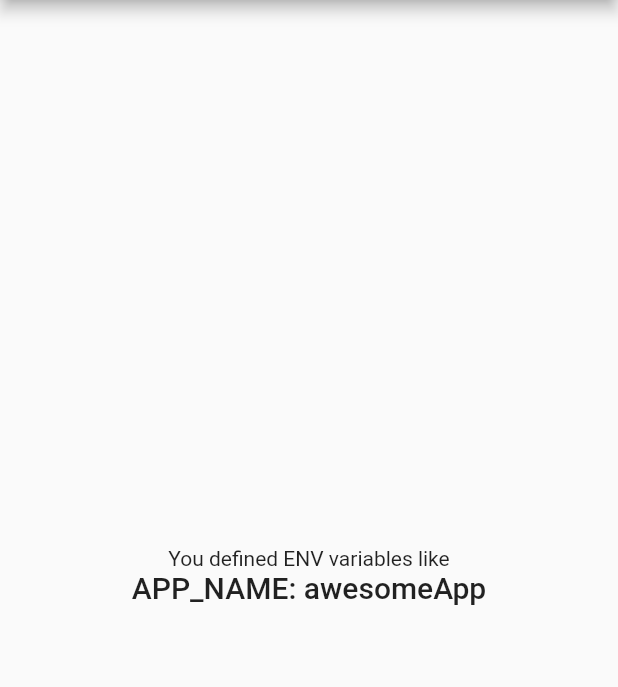
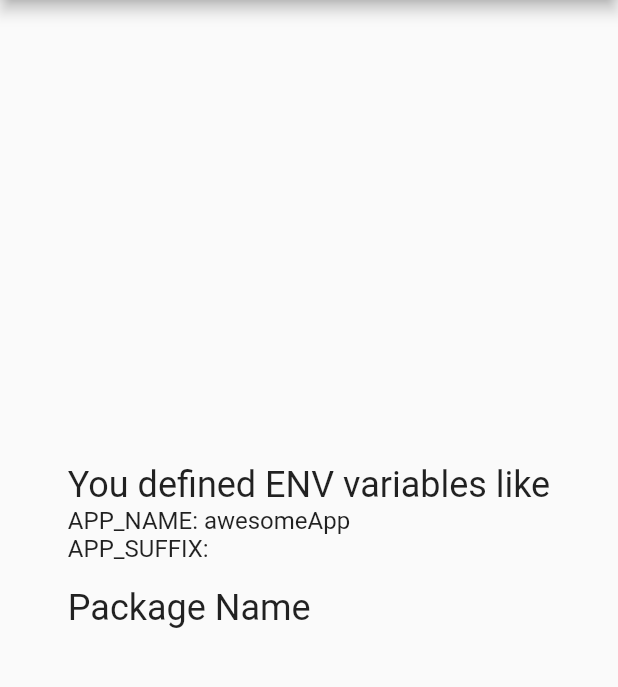
Before and after one commit to TatsuUkraine/flutter_define_example, a Flutter app: the screen it shows after launch, on a phone screen of 412 x 824 dp, the part 84-771 px from its top. Run offline on Flutter 3.47's test engine with Material 2 defaults, Android fonts, the phone set to English and light mode, and no system bars; our stand-ins replace package_info.

Commit message:
added DEFINEEXAMPLE_APP_SUFFIX parameter

```diff
--- a/lib/main.dart
+++ b/lib/main.dart
@@ -1,9 +1,13 @@
 import 'package:flutter/material.dart';
+import 'package:package_info/package_info.dart';
 
 class EnvironmentConfig {
-  static const EXAMPLE_APP_NAME = String.fromEnvironment(
+  static const APP_NAME = String.fromEnvironment(
     'DEFINEEXAMPLE_APP_NAME',
     defaultValue: 'awesomeApp'
+  );
+  static const APP_SUFFIX = String.fromEnvironment(
+      'DEFINEEXAMPLE_APP_SUFFIX'
   );
 }
 
@@ -85,13 +89,44 @@ class _MyHomePageState extends State<MyHomePage> {
           // axis because Columns are vertical (the cross axis would be
           // horizontal).
           mainAxisAlignment: MainAxisAlignment.center,
+          crossAxisAlignment: CrossAxisAlignment.start,
           children: <Widget>[
             Text(
               'You defined ENV variables like',
+              style: Theme.of(context).textTheme.headline5,
             ),
             Text(
-              'APP_NAME: ${EnvironmentConfig.EXAMPLE_APP_NAME}',
-              style: Theme.of(context).textTheme.headline6,
+              'APP_NAME: ${EnvironmentConfig.APP_NAME}',
+              style: Theme.of(context).textTheme.subtitle1,
+            ),
+            Text(
+              'APP_SUFFIX: ${EnvironmentConfig.APP_SUFFIX}',
+              style: Theme.of(context).textTheme.subtitle1,
+            ),
+            Padding(
+              padding: const EdgeInsets.symmetric(vertical: 16.0),
+              child: Column(
+                crossAxisAlignment: CrossAxisAlignment.start,
+                children: <Widget>[
+                  Text(
+                    'Package Name',
+                    style: Theme.of(context).textTheme.headline5,
+                  ),
+                  FutureBuilder<PackageInfo>(
+                      future: PackageInfo.fromPlatform(),
+                      builder: (context, value) {
+                        if (!value.hasData) {
+                          return Container();
+                        }
+
+                        return Text(
+                          value.data.packageName,
+                          style: Theme.of(context).textTheme.headline6,
+                        );
+                      }
+                  ),
+                ],
+              ),
             ),
           ],
         ),
--- a/pubspec.yaml
+++ b/pubspec.yaml
@@ -23,6 +23,7 @@ dependencies:
   # The following adds the Cupertino Icons font to your application.
   # Use with the CupertinoIcons class for iOS style icons.
   cupertino_icons: ^0.1.2
+  package_info: ^0.4.0+17
 
 dev_dependencies:
   flutter_test:
```
Also changed, not shown: pubspec.lock, 9 other files.
